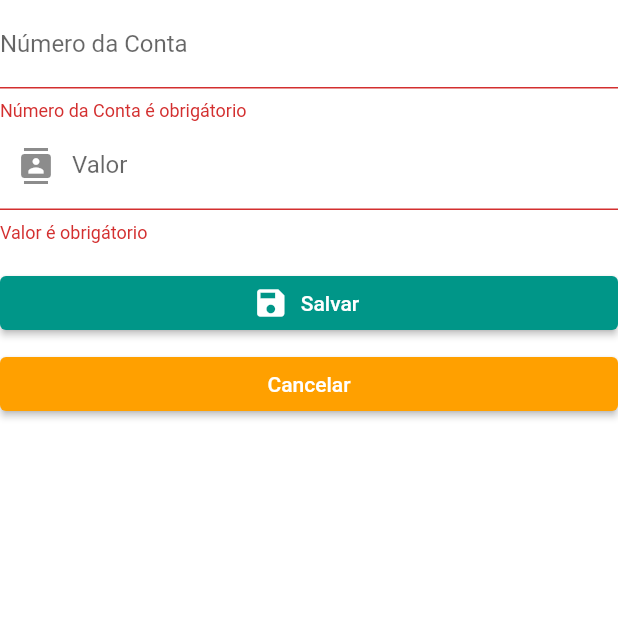
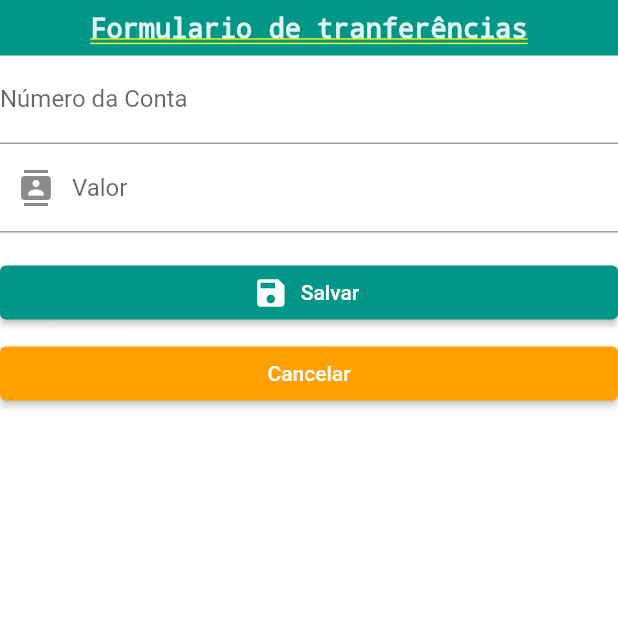
Before and after one commit to rasec23rj/bybank, a Flutter app: the Transferir screen opened by its route, on a phone screen of 412 x 824 dp, the top half of it. Run offline on Flutter 3.47's test engine with Material 2 defaults, Android fonts, the phone set to English and light mode, and no system bars.

Commit message:
ajuste de validaçção

```diff
--- a/lib/src/app/tranferir.dart.dart
+++ b/lib/src/app/tranferir.dart.dart
@@ -20,20 +20,30 @@ class _TransferirState extends State<Transferir> {
       debugPrint('${valor}');
       Navigator.of(context).pop();
     }
-
   }
-
 
   @override
   Widget build(BuildContext context) {
     return Container(
-      child:
-      Form(
+      child: Form(
         key: _formKey,
         child: Padding(
           padding: const EdgeInsets.all(0),
           child: Column(
             children: [
+              Container(
+                width: MediaQuery.of(context).size.width,
+                color: Theme.of(context).primaryColor,
+                padding: EdgeInsets.all(8),
+                child: Center(
+                    child: Text(
+                  "Formulario de tranferências",
+                  style: TextStyle(
+                      color: Theme.of(context).secondaryHeaderColor,
+                      fontSize: 18,
+                      fontWeight: FontWeight.bold),
+                )),
+              ),
               FormModelo(
                 _numeroContaController,
                 'Número da Conta',
@@ -51,7 +61,6 @@ class _TransferirState extends State<Transferir> {
                 margin: EdgeInsets.only(top: 1),
                 padding: EdgeInsets.only(top: 15, bottom: 1),
                 width: MediaQuery.of(context).size.width,
-
                 child: ElevatedButton.icon(
                     onPressed: () {
                       _submit(
@@ -63,14 +72,13 @@ class _TransferirState extends State<Transferir> {
               Container(
                 padding: EdgeInsets.only(top: 5),
                 width: MediaQuery.of(context).size.width,
-                child:
-                ElevatedButton(
-                  style:ButtonStyle(
-                    backgroundColor: MaterialStateProperty.all<Color>(Colors.amber[700]),
+                child: ElevatedButton(
+                  style: ButtonStyle(
+                    backgroundColor:
+                        MaterialStateProperty.all<Color>(Colors.amber[700]),
                   ),
                   child: const Text('Cancelar'),
                   onPressed: () => Navigator.pop(context),
-
                 ),
               ),
             ],
--- a/lib/src/app/widget/formModelo.dart
+++ b/lib/src/app/widget/formModelo.dart
@@ -28,15 +28,13 @@ class FormModelo extends StatelessWidget {
           prefixIcon: icons != null ? icons : null,
         ),
         keyboardType: textInputType,
-      autovalidateMode: AutovalidateMode.always,
+        autovalidateMode: AutovalidateMode.onUserInteraction,
         onChanged: (value) {},
         onSaved: (String value) {},
         validator: (value) => value.isEmpty
             ? '$rotulo é obrigátorio'
-            : (numberRegExp.hasMatch(value)
-            ? null
-            : 'Somente números')
-    );
+            : (numberRegExp.hasMatch(value) ? null : 'Somente números'));
   }
 }
+
 RegExp numberRegExp = RegExp(r'\d');
```
Lines whose indentation alone changed are shown as unchanged.
